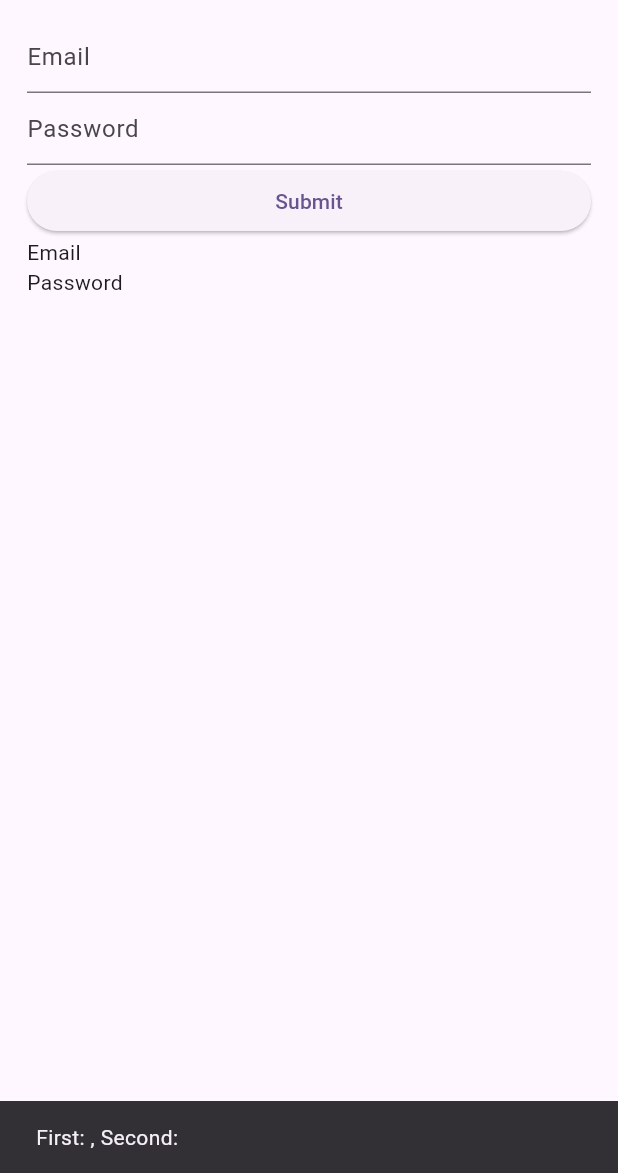
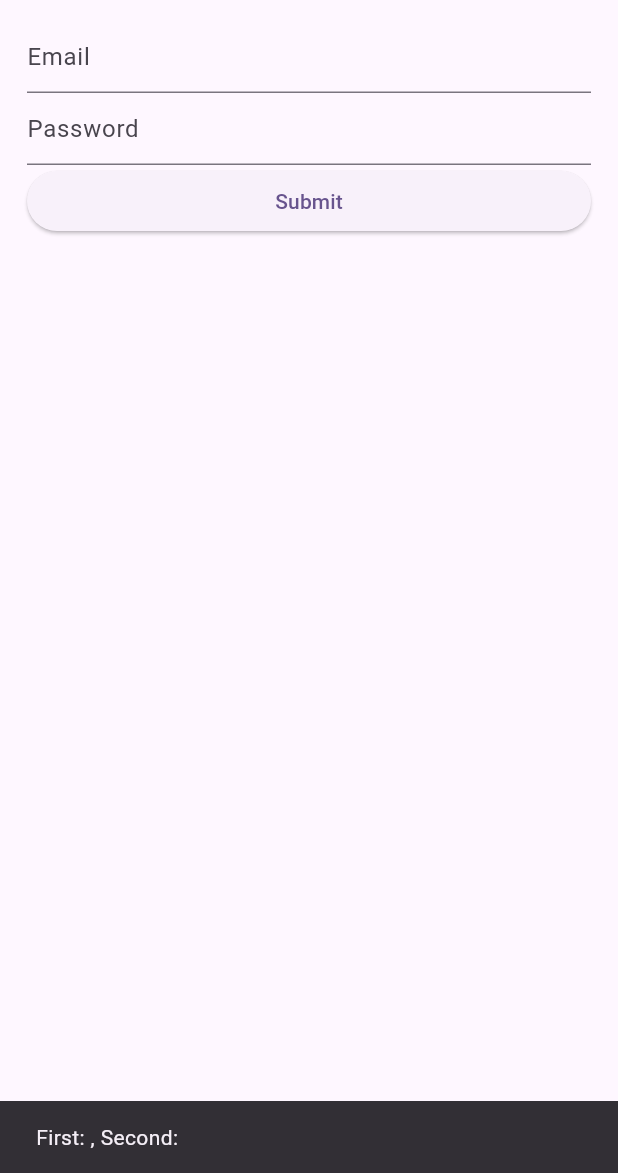
Before and after one commit to Tapendu1bakuli/providerExample, a Flutter app: the screen it shows after launch, after a tap on "Submit", on a phone screen of 412 x 824 dp, the part 63-1236 px from its top. Run offline on Flutter 3.47's test engine with Material 3 defaults, Android fonts, the phone set to English and light mode, and no system bars.

Commit message:
second commit

```diff
--- a/lib/presentation/home_view.dart
+++ b/lib/presentation/home_view.dart
@@ -37,8 +37,8 @@ class HomeScreenView extends StatelessWidget {
                   SnackBar(content: Text('First: ${textFieldModel.firstText}, Second: ${textFieldModel.secondText}')),
                 );
             }, child: const Text("Submit")),
-            Text("Email"),
-            Text("Password"),
+            Text(textFieldModel.firstText),
+            Text(textFieldModel.secondText),
           ],
         ),
       ),
```
